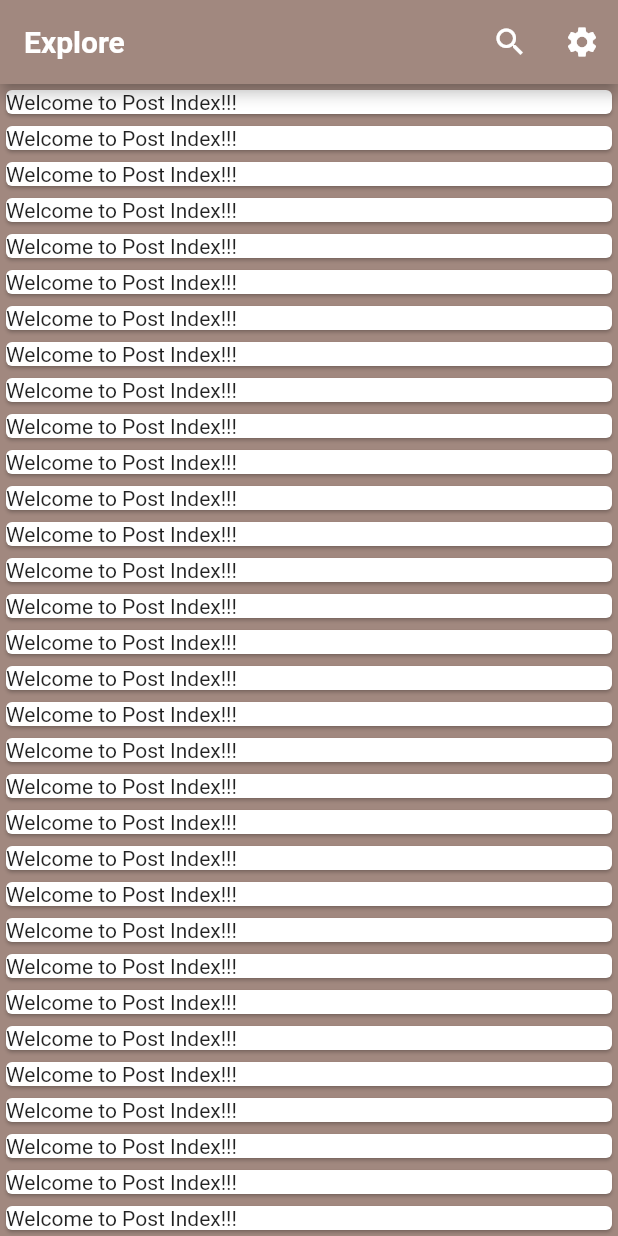
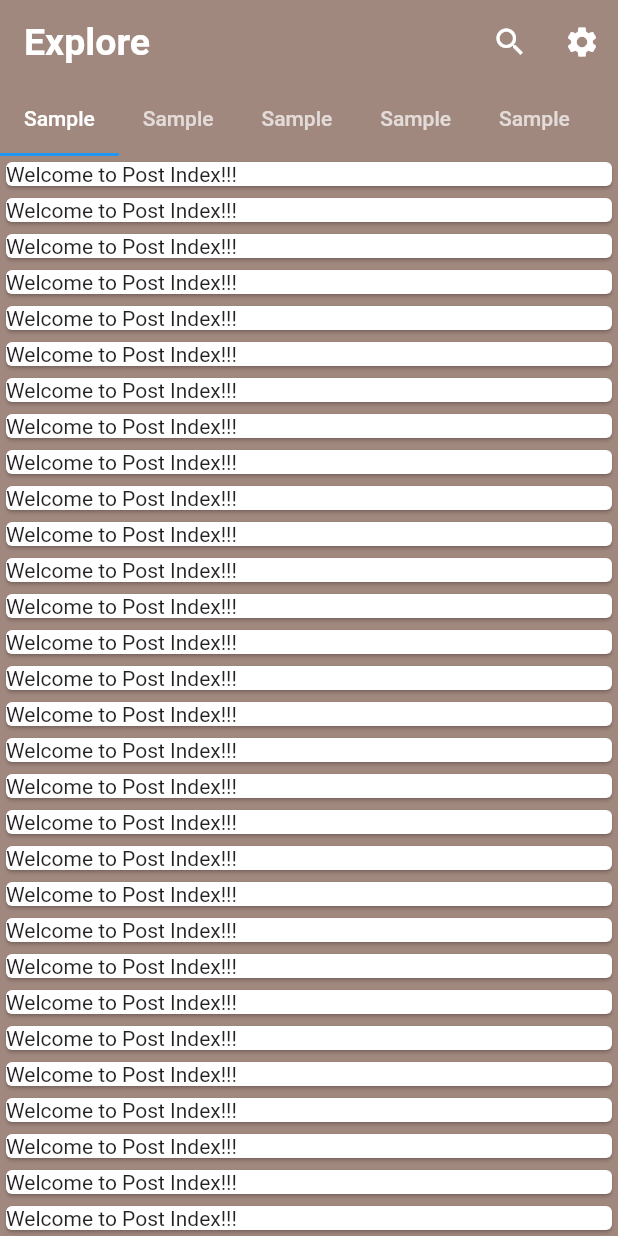
Before and after one commit to CoalitionOfCoders-COC/Collide, a Flutter app: the screen it shows after launch, on a phone screen of 412 x 824 dp. Run offline on Flutter 3.47's test engine with Material 2 defaults, Android fonts, the phone set to English and light mode, and no system bars.

Commit message:
added tabBar

```diff
--- a/lib/screens/post/index.dart
+++ b/lib/screens/post/index.dart
@@ -8,39 +8,62 @@ class PostIndex extends StatefulWidget {
   _PostIndex createState() => _PostIndex();
 }
 
-class _PostIndex extends State<PostIndex>{
+class _PostIndex extends State<PostIndex> {
+  // tabs that will appear need
   @override
-  Widget build(BuildContext context){
-    return Scaffold(
-      backgroundColor: Colors.brown[300], // Change once final color swatch chosen,
+  Widget build(BuildContext context) {
+    return DefaultTabController(
+      length: 6,
+      child: Scaffold(
+          backgroundColor:
+              Colors.brown[300], // Change once final color swatch chosen,
+          // app bar with icons and title
           appBar: AppBar(
+              elevation: 0.0,
               title: Text(
                 'Explore',
-          style: TextStyle(color: Colors.white, fontWeight: FontWeight.bold),
+                style:
+                    TextStyle(color: Colors.white, fontWeight: FontWeight.bold, fontSize: 25,),
               ),
-        backgroundColor: Colors.brown[300], // Change once final color swatch chosen
+              backgroundColor:
+                  Colors.brown[300], // Change once final color swatch chosen
               actions: <Widget>[
                 IconButton(
                   icon: Icon(
                     Icons.search,
-              color: Colors.white,),
+                    color: Colors.white,
+                  ),
                   onPressed: null,
-          ),// search icon
+                ), // search icon
                 IconButton(
                   icon: Icon(
                     Icons.settings,
-              color: Colors.white,),
+                    color: Colors.white,
+                  ),
                   onPressed: null,
                 ), //gear icon
-        ]
+              ],
+              // tab bar for navigation
+              bottom:TabBar(
+                isScrollable: true,
+                tabs: [
+                  Tab(text: 'Sample'),
+                  Tab(text: 'Sample'),
+                  Tab(text: 'Sample'),
+                  Tab(text: 'Sample'),
+                  Tab(text: 'Sample'),
+                  Tab(text: 'Sample'),
+                ],
+              ),
             ),
             body: ListView.builder(
-        itemBuilder: (BuildContext context, int index){
+              itemBuilder: (BuildContext context, int index) {
                 return Card(
                   child: Text("Welcome to Post Index!!!"),
                 );
               },
             )
+        ),
     );
-  }
-}
+  } // widget
+} // class _PostIndex
```
Lines whose indentation alone changed are shown as unchanged.
